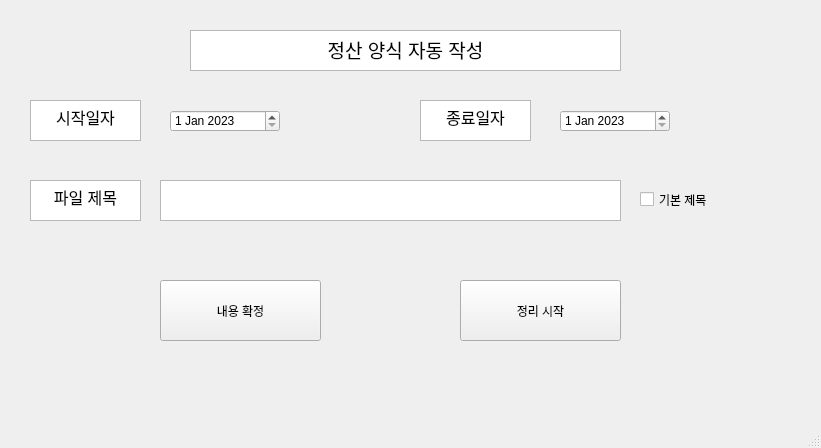
First picture: the form in autoUi.ui, repository minjoo999/autoExcelGUI, before the edit.
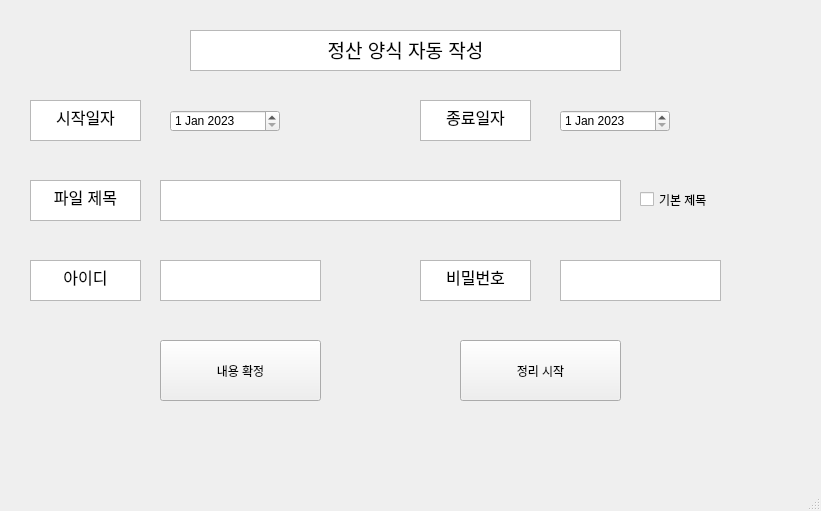
Second picture: the form after the edit.

Commit message: UI 수정

What changed in the file:
```diff
--- a/autoUi.ui
+++ b/autoUi.ui
@@ -7,7 +7,7 @@
     <x>0</x>
     <y>0</y>
     <width>821</width>
-    <height>448</height>
+    <height>511</height>
    </rect>
   </property>
   <property name="windowTitle">
@@ -99,7 +99,7 @@
     <property name="geometry">
      <rect>
       <x>460</x>
-      <y>280</y>
+      <y>340</y>
       <width>161</width>
       <height>61</height>
      </rect>
@@ -186,7 +186,7 @@
     <property name="geometry">
      <rect>
       <x>160</x>
-      <y>280</y>
+      <y>340</y>
       <width>161</width>
       <height>61</height>
      </rect>
@@ -195,6 +195,80 @@
      <string>내용 확정</string>
     </property>
    </widget>
+   <widget class="QTextBrowser" name="textBrowser_5">
+    <property name="geometry">
+     <rect>
+      <x>30</x>
+      <y>260</y>
+      <width>111</width>
+      <height>41</height>
+     </rect>
+    </property>
+    <property name="html">
+     <string>&lt;!DOCTYPE HTML PUBLIC &quot;-//W3C//DTD HTML 4.0//EN&quot; &quot;http://www.w3.org/TR/REC-html40/strict.dtd&quot;&gt;
+&lt;html&gt;&lt;head&gt;&lt;meta name=&quot;qrichtext&quot; content=&quot;1&quot; /&gt;&lt;style type=&quot;text/css&quot;&gt;
+p, li { white-space: pre-wrap; }
+&lt;/style&gt;&lt;/head&gt;&lt;body style=&quot; font-family:'Gulim'; font-size:9pt; font-weight:400; font-style:normal;&quot;&gt;
+&lt;p align=&quot;center&quot; style=&quot; margin-top:0px; margin-bottom:0px; margin-left:0px; margin-right:0px; -qt-block-indent:0; text-indent:0px;&quot;&gt;&lt;span style=&quot; font-family:'nanumgothic'; font-size:12pt;&quot;&gt;아이디&lt;/span&gt;&lt;/p&gt;&lt;/body&gt;&lt;/html&gt;</string>
+    </property>
+   </widget>
+   <widget class="QTextEdit" name="idText">
+    <property name="enabled">
+     <bool>true</bool>
+    </property>
+    <property name="geometry">
+     <rect>
+      <x>160</x>
+      <y>260</y>
+      <width>161</width>
+      <height>41</height>
+     </rect>
+    </property>
+    <property name="html">
+     <string>&lt;!DOCTYPE HTML PUBLIC &quot;-//W3C//DTD HTML 4.0//EN&quot; &quot;http://www.w3.org/TR/REC-html40/strict.dtd&quot;&gt;
+&lt;html&gt;&lt;head&gt;&lt;meta name=&quot;qrichtext&quot; content=&quot;1&quot; /&gt;&lt;style type=&quot;text/css&quot;&gt;
+p, li { white-space: pre-wrap; }
+&lt;/style&gt;&lt;/head&gt;&lt;body style=&quot; font-family:'Gulim'; font-size:9pt; font-weight:400; font-style:normal;&quot;&gt;
+&lt;p style=&quot;-qt-paragraph-type:empty; margin-top:0px; margin-bottom:0px; margin-left:0px; margin-right:0px; -qt-block-indent:0; text-indent:0px; font-family:'NanumGothic';&quot;&gt;&lt;br /&gt;&lt;/p&gt;&lt;/body&gt;&lt;/html&gt;</string>
+    </property>
+   </widget>
+   <widget class="QTextBrowser" name="textBrowser_6">
+    <property name="geometry">
+     <rect>
+      <x>420</x>
+      <y>260</y>
+      <width>111</width>
+      <height>41</height>
+     </rect>
+    </property>
+    <property name="html">
+     <string>&lt;!DOCTYPE HTML PUBLIC &quot;-//W3C//DTD HTML 4.0//EN&quot; &quot;http://www.w3.org/TR/REC-html40/strict.dtd&quot;&gt;
+&lt;html&gt;&lt;head&gt;&lt;meta name=&quot;qrichtext&quot; content=&quot;1&quot; /&gt;&lt;style type=&quot;text/css&quot;&gt;
+p, li { white-space: pre-wrap; }
+&lt;/style&gt;&lt;/head&gt;&lt;body style=&quot; font-family:'Gulim'; font-size:9pt; font-weight:400; font-style:normal;&quot;&gt;
+&lt;p align=&quot;center&quot; style=&quot; margin-top:0px; margin-bottom:0px; margin-left:0px; margin-right:0px; -qt-block-indent:0; text-indent:0px;&quot;&gt;&lt;span style=&quot; font-family:'nanumgothic'; font-size:12pt;&quot;&gt;비밀번호&lt;/span&gt;&lt;/p&gt;&lt;/body&gt;&lt;/html&gt;</string>
+    </property>
+   </widget>
+   <widget class="QTextEdit" name="pwText">
+    <property name="enabled">
+     <bool>true</bool>
+    </property>
+    <property name="geometry">
+     <rect>
+      <x>560</x>
+      <y>260</y>
+      <width>161</width>
+      <height>41</height>
+     </rect>
+    </property>
+    <property name="html">
+     <string>&lt;!DOCTYPE HTML PUBLIC &quot;-//W3C//DTD HTML 4.0//EN&quot; &quot;http://www.w3.org/TR/REC-html40/strict.dtd&quot;&gt;
+&lt;html&gt;&lt;head&gt;&lt;meta name=&quot;qrichtext&quot; content=&quot;1&quot; /&gt;&lt;style type=&quot;text/css&quot;&gt;
+p, li { white-space: pre-wrap; }
+&lt;/style&gt;&lt;/head&gt;&lt;body style=&quot; font-family:'Gulim'; font-size:9pt; font-weight:400; font-style:normal;&quot;&gt;
+&lt;p style=&quot;-qt-paragraph-type:empty; margin-top:0px; margin-bottom:0px; margin-left:0px; margin-right:0px; -qt-block-indent:0; text-indent:0px; font-family:'NanumGothic';&quot;&gt;&lt;br /&gt;&lt;/p&gt;&lt;/body&gt;&lt;/html&gt;</string>
+    </property>
+   </widget>
   </widget>
   <widget class="QMenuBar" name="menubar">
    <property name="geometry">
```
Left out of the diff: 6 changed lines with no effect on the pictures. The commit also changes 1 other file.
